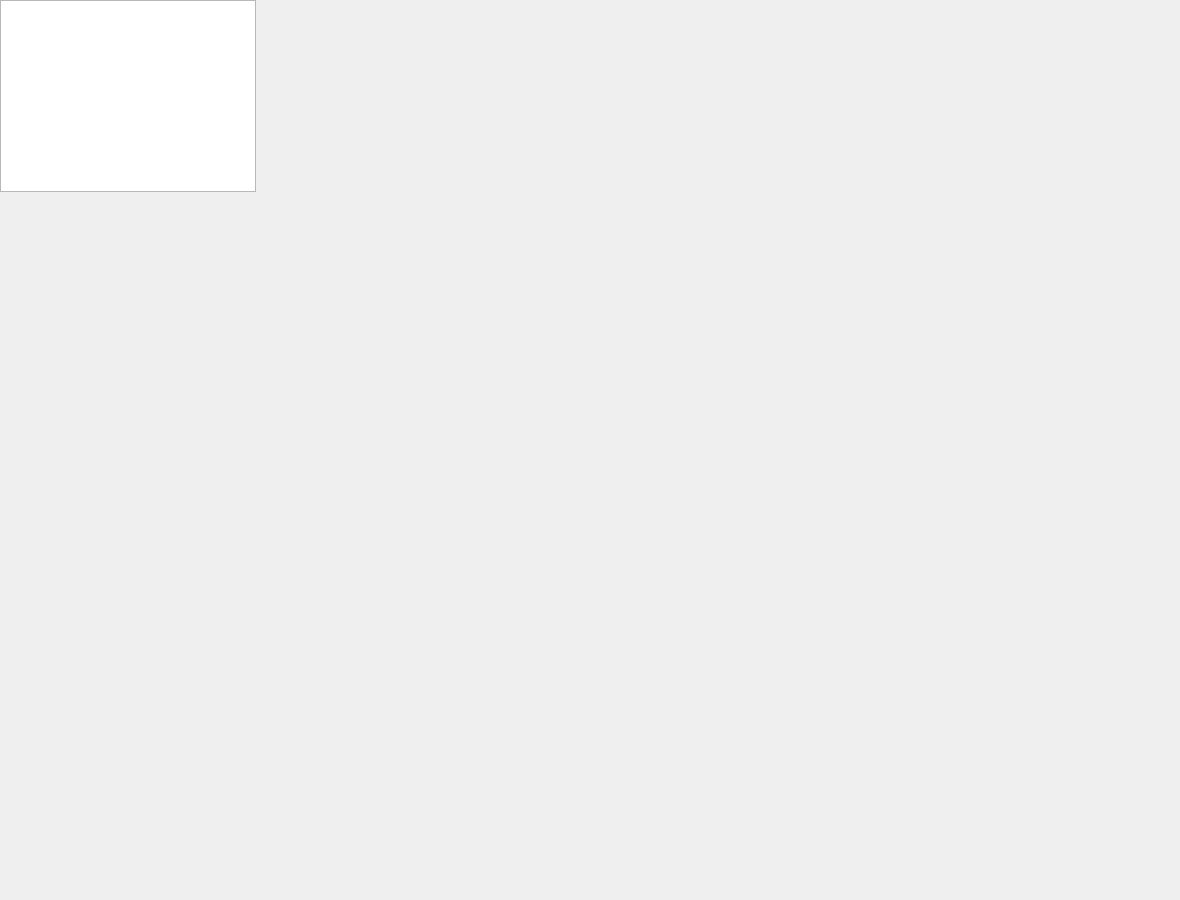
First picture: the form in cpp/8H82600/form_safety.ui, repository huayunfly/goiot, before the edit.
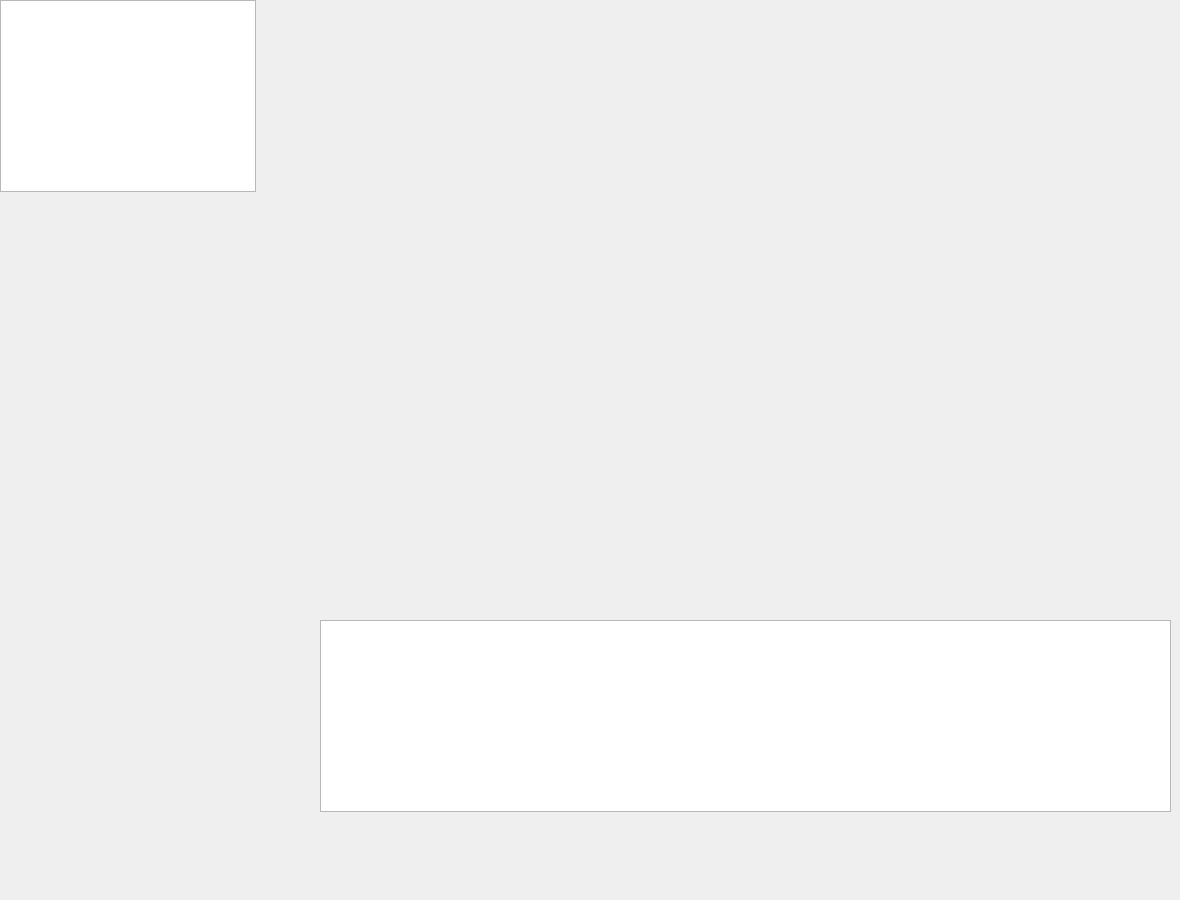
Second picture: the form after the edit.

Commit message: Add AlarmEnableTable in safety UI.

Diff of the .ui file:
```diff
--- a/cpp/8H82600/form_safety.ui
+++ b/cpp/8H82600/form_safety.ui
@@ -34,6 +34,16 @@
    </property>
    <layout class="QVBoxLayout" name="verticalLayoutAlarmView"/>
   </widget>
+  <widget class="QTableWidget" name="alarmEnableTableWidget">
+   <property name="geometry">
+    <rect>
+     <x>320</x>
+     <y>620</y>
+     <width>851</width>
+     <height>192</height>
+    </rect>
+   </property>
+  </widget>
  </widget>
  <resources/>
  <connections/>
```
The commit also changes 2 other files.
